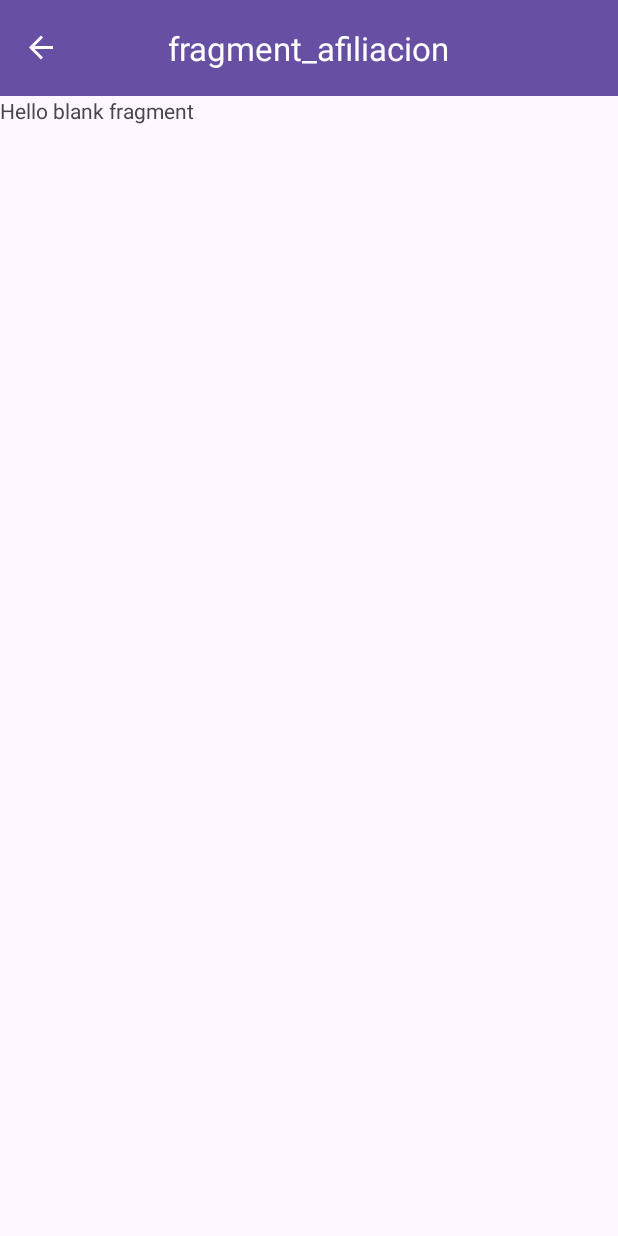
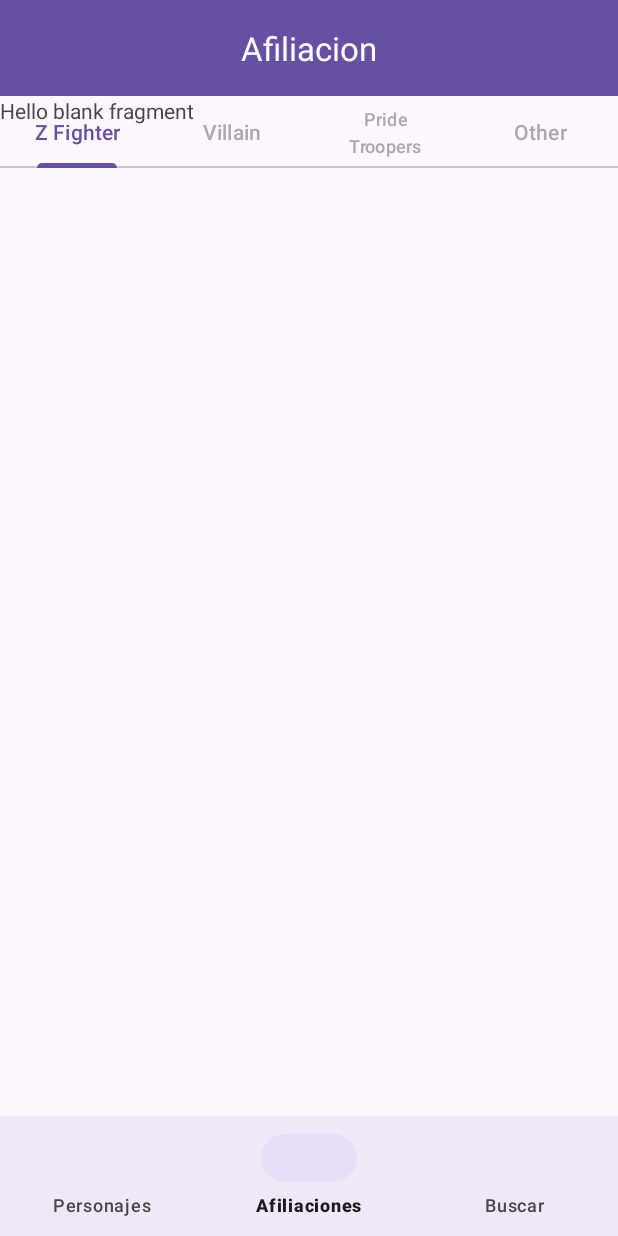
Before and after one commit to sinerosin/DBWiki, an Android app: the AfiliacionFragment screen opened through its navigation route, on a phone screen of 412 x 824 dp. Run offline under Robolectric (Android 15) with nearby library versions, the phone set to English and light mode, and no system bars; our stand-ins replace navigation-ui.

```diff
--- a/app/src/main/java/com/example/dbwiki/AfiliacionFragment.java
+++ b/app/src/main/java/com/example/dbwiki/AfiliacionFragment.java
@@ -2,63 +2,78 @@ package com.example.dbwiki;
 
 import android.os.Bundle;
 
+import androidx.annotation.NonNull;
+import androidx.annotation.Nullable;
 import androidx.fragment.app.Fragment;
+import androidx.viewpager2.adapter.FragmentStateAdapter;
 
 import android.view.LayoutInflater;
 import android.view.View;
 import android.view.ViewGroup;
 
-/**
- * A simple {@link Fragment} subclass.
- * Use the {@link AfiliacionFragment#newInstance} factory method to
- * create an instance of this fragment.
- */
+import com.example.dbwiki.databinding.FragmentAfiliacionBinding;
+import com.google.android.material.tabs.TabLayoutMediator;
+
+
 public class AfiliacionFragment extends Fragment {
 
-    // TODO: Rename parameter arguments, choose names that match
-    // the fragment initialization parameters, e.g. ARG_ITEM_NUMBER
-    private static final String ARG_PARAM1 = "param1";
-    private static final String ARG_PARAM2 = "param2";
-
-    // TODO: Rename and change types of parameters
-    private String mParam1;
-    private String mParam2;
-
-    public AfiliacionFragment() {
-        // Required empty public constructor
-    }
-
-    /**
-     * Use this factory method to create a new instance of
-     * this fragment using the provided parameters.
-     *
-     * @param param1 Parameter 1.
-     * @param param2 Parameter 2.
-     * @return A new instance of fragment AfiliacionFragment.
-     */
-    // TODO: Rename and change types and number of parameters
-    public static AfiliacionFragment newInstance(String param1, String param2) {
-        AfiliacionFragment fragment = new AfiliacionFragment();
-        Bundle args = new Bundle();
-        args.putString(ARG_PARAM1, param1);
-        args.putString(ARG_PARAM2, param2);
-        fragment.setArguments(args);
-        return fragment;
-    }
-
-    @Override
-    public void onCreate(Bundle savedInstanceState) {
-        super.onCreate(savedInstanceState);
-        if (getArguments() != null) {
-            mParam1 = getArguments().getString(ARG_PARAM1);
-            mParam2 = getArguments().getString(ARG_PARAM2);
-        }
-    }
+  private FragmentAfiliacionBinding binding;
 
     @Override
     public View onCreateView(LayoutInflater inflater, ViewGroup container,
                              Bundle savedInstanceState) {
-        // Inflate the layout for this fragment
-        return inflater.inflate(R.layout.fragment_afiliacion, container, false);
+        binding = FragmentAfiliacionBinding.inflate(inflater, container, false);
+        return binding.getRoot();
+    }
+    @Override
+    public void onViewCreated(@NonNull View view, @Nullable Bundle savedInstanceState) {
+        super.onViewCreated(view, savedInstanceState);
+
+        // 1️⃣ Configuramos el adaptador que define qué fragment se muestra en cada pestaña
+        establecerAdaptadorViewPager();
+
+        // 2️⃣ Vinculamos el TabLayout con el ViewPager2 para sincronizar ambos componentes
+        vincularTabLayoutConViewPager();
+    }
+    private void establecerAdaptadorViewPager() {
+        binding.viewPager.setAdapter(new FragmentStateAdapter(this) {
+            @NonNull
+            @Override
+            public Fragment createFragment(int position) {
+                // Devuelve el fragment correspondiente a cada pestaña
+                switch (position) {
+                    default:
+                    case 0: return new ZfighterFragment();
+                    case 1: return new VillainFragment();
+                    case 2: return new TroopersFragment();
+                    case 3: return new OtherFragment();
+                }
+            }
+
+            @Override
+            public int getItemCount() {
+                // Número total de pestañas
+                return 4;
+            }
+        });
+    }
+    private void vincularTabLayoutConViewPager() {
+        new TabLayoutMediator(binding.tabLayout, binding.viewPager,
+                (tab, position) -> {
+                    switch (position) {
+                        case 0:
+                            tab.setText("Z Fighter");
+                            break;
+                        case 1:
+                            tab.setText("Villain");
+                            break;
+                        case 2:
+                            tab.setText("Pride Troopers");
+                            break;
+                        case 3:
+                            tab.setText("Other");
+                            break;
+                    }
+                }).attach();
     }
 }
--- a/app/src/main/java/com/example/dbwiki/CharactersFragment.java
+++ b/app/src/main/java/com/example/dbwiki/CharactersFragment.java
@@ -9,50 +9,6 @@ import android.view.LayoutInflater;
 import android.view.View;
 import android.view.ViewGroup;
 
-/**
- * A simple {@link Fragment} subclass.
- * Use the {@link CharactersFragment#newInstance} factory method to
- * create an instance of this fragment.
- */
 public class CharactersFragment extends Fragment {
-    private static final String ARG_AFFILIATION = "affiliation";
-    private RecyclerView recyclerView;
-    private CharacterAdapter adapter;
-    public static CharactersFragment newInstance(String affiliation) {
-        CharactersFragment fragment = new CharactersFragment();
-        Bundle args = new Bundle();
-        args.putString(ARG_AFFILIATION, affiliation);
-        fragment.setArguments(args);
-        return fragment;
-    }
 
-    @Override
-    public View onCreateView(LayoutInflater inflater, ViewGroup container,
-                             Bundle savedInstanceState) {
-        return inflater.inflate(R.layout.fragment_characters, container, false);
-    }
-    @Override
-    public void onViewCreated(@NonNull View view, @Nullable Bundle savedInstanceState) {
-        super.onViewCreated(view, savedInstanceState);
-
-        recyclerView = view.findViewById(R.id.recyclerView);
-        recyclerView.setLayoutManager(new GridLayoutManager(getContext(), 2));
-        recyclerView.setHasFixedSize(true);
-
-        String affiliation = getArguments() != null ? getArguments().getString(ARG_AFFILIATION) : "Z Fighter";
-
-        CharactersViewModel viewModel = new ViewModelProvider(requireActivity()).get(CharactersViewModel.class);
-
-        viewModel.getGroupedCharacters().observe(getViewLifecycleOwner(), map -> {
-            List<Character> list = map.get(affiliation);
-            if (list != null && !list.isEmpty()) {
-                if (adapter == null) {
-                    adapter = new CharacterAdapter(list);
-                    recyclerView.setAdapter(adapter);
-                } else {
-                    adapter.updateData(list);
-                }
-            }
-        });
-    }
 }
--- a/app/src/main/java/com/example/dbwiki/MainActivity.java
+++ b/app/src/main/java/com/example/dbwiki/MainActivity.java
@@ -31,9 +31,15 @@ public class MainActivity extends AppCompatActivity {
 
         // 3. Configuramos la AppBar para que el título y el botón de navegación
         // se actualicen automáticamente al navegar entre fragments
-        appBarConfiguration = new AppBarConfiguration.Builder(navController.getGraph()).build();
+        appBarConfiguration = new AppBarConfiguration.Builder(
+                R.id.charactersFragment,
+                R.id.afiliacionFragment,
+                R.id.searchFragment
+        ).build();
+
         NavigationUI.setupActionBarWithNavController(this, navController, appBarConfiguration);
 
+        NavigationUI.setupWithNavController(binding.bottomNavigationView, navController);
     }
     @Override
     public boolean onSupportNavigateUp() {
--- /dev/null
+++ b/app/src/main/java/com/example/dbwiki/VewModel/CharacterViewModel.java
@@ -0,0 +1,4 @@
+package com.example.dbwiki.VewModel;
+
+public class CharacterViewModel {
+}
--- /dev/null
+++ b/app/src/main/java/com/example/dbwiki/ZfighterFragment.java
@@ -0,0 +1,64 @@
+package com.example.dbwiki;
+
+import android.os.Bundle;
+
+import androidx.fragment.app.Fragment;
+
+import android.view.LayoutInflater;
+import android.view.View;
+import android.view.ViewGroup;
+
+/**
+ * A simple {@link Fragment} subclass.
+ * Use the {@link ZfighterFragment#newInstance} factory method to
+ * create an instance of this fragment.
+ */
+public class ZfighterFragment extends Fragment {
+
+    // TODO: Rename parameter arguments, choose names that match
+    // the fragment initialization parameters, e.g. ARG_ITEM_NUMBER
+    private static final String ARG_PARAM1 = "param1";
+    private static final String ARG_PARAM2 = "param2";
+
+    // TODO: Rename and change types of parameters
+    private String mParam1;
+    private String mParam2;
+
+    public ZfighterFragment() {
+        // Required empty public constructor
+    }
+
+    /**
+     * Use this factory method to create a new instance of
+     * this fragment using the provided parameters.
+     *
+     * @param param1 Parameter 1.
+     * @param param2 Parameter 2.
+     * @return A new instance of fragment ZfighterFragment.
+     */
+    // TODO: Rename and change types and number of parameters
+    public static ZfighterFragment newInstance(String param1, String param2) {
+        ZfighterFragment fragment = new ZfighterFragment();
+        Bundle args = new Bundle();
+        args.putString(ARG_PARAM1, param1);
+        args.putString(ARG_PARAM2, param2);
+        fragment.setArguments(args);
+        return fragment;
+    }
+
+    @Override
+    public void onCreate(Bundle savedInstanceState) {
+        super.onCreate(savedInstanceState);
+        if (getArguments() != null) {
+            mParam1 = getArguments().getString(ARG_PARAM1);
+            mParam2 = getArguments().getString(ARG_PARAM2);
+        }
+    }
+
+    @Override
+    public View onCreateView(LayoutInflater inflater, ViewGroup container,
+                             Bundle savedInstanceState) {
+        // Inflate the layout for this fragment
+        return inflater.inflate(R.layout.fragment_zfighter, container, false);
+    }
+}
--- /dev/null
+++ b/app/src/main/java/com/example/dbwiki/adapter/Adapter.java
@@ -0,0 +1,4 @@
+package com.example.dbwiki.adapter;
+
+public class Adapter {
+}
--- /dev/null
+++ b/app/src/main/java/com/example/dbwiki/model/Character.java
@@ -0,0 +1,4 @@
+package com.example.dbwiki.model;
+
+public class Character {
+}
--- /dev/null
+++ b/app/src/main/java/com/example/dbwiki/repository/CharacterRepository.java
@@ -0,0 +1,4 @@
+package com.example.dbwiki.repository;
+
+public class CharacterRepository {
+}
--- a/app/src/main/res/layout/activity_main.xml
+++ b/app/src/main/res/layout/activity_main.xml
@@ -29,4 +29,11 @@
         app:defaultNavHost="true"
         app:navGraph="@navigation/nav_graph" />
 
+    <com.google.android.material.bottomnavigation.BottomNavigationView
+        android:id="@+id/bottomNavigationView"
+        android:layout_width="match_parent"
+        android:layout_height="wrap_content"
+        android:layout_gravity="bottom"
+        app:menu="@menu/menu_bottom"
+        android:background="?android:attr/windowBackground" />
 </androidx.coordinatorlayout.widget.CoordinatorLayout>
--- a/app/src/main/res/layout/fragment_afiliacion.xml
+++ b/app/src/main/res/layout/fragment_afiliacion.xml
@@ -3,12 +3,21 @@
     xmlns:tools="http://schemas.android.com/tools"
     android:layout_width="match_parent"
     android:layout_height="match_parent"
+    xmlns:app="http://schemas.android.com/apk/res-auto"
     tools:context=".AfiliacionFragment">
 
-    <!-- TODO: Update blank fragment layout -->
-    <TextView
+    <com.google.android.material.tabs.TabLayout
+        android:id="@+id/tabLayout"
         android:layout_width="match_parent"
-        android:layout_height="match_parent"
-        android:text="@string/hello_blank_fragment" />
+        android:layout_height="wrap_content"
+        app:tabIndicatorColor="?attr/colorPrimary"
+        app:tabTextColor="@android:color/darker_gray"
+        app:tabSelectedTextColor="?attr/colorPrimary"
+        app:tabMode="fixed"/>
+
+    <androidx.viewpager2.widget.ViewPager2
+        android:id="@+id/viewPager"
+        android:layout_width="match_parent"
+        android:layout_height="match_parent"/>
 
 </FrameLayout>
--- /dev/null
+++ b/app/src/main/res/layout/fragment_zfighter.xml
@@ -0,0 +1,14 @@
+<?xml version="1.0" encoding="utf-8"?>
+<FrameLayout xmlns:android="http://schemas.android.com/apk/res/android"
+    xmlns:tools="http://schemas.android.com/tools"
+    android:layout_width="match_parent"
+    android:layout_height="match_parent"
+    tools:context=".ZfighterFragment">
+
+    <!-- TODO: Update blank fragment layout -->
+    <TextView
+        android:layout_width="match_parent"
+        android:layout_height="match_parent"
+        android:text="@string/hello_blank_fragment" />
+
+</FrameLayout>
--- /dev/null
+++ b/app/src/main/res/menu/menu_bottom.xml
@@ -0,0 +1,17 @@
+<?xml version="1.0" encoding="utf-8"?>
+<menu xmlns:android="http://schemas.android.com/apk/res/android">
+    <item
+        android:id="@+id/charactersFragment"
+
+        android:title="Personajes" />
+
+    <item
+        android:id="@+id/afiliacionFragment"
+
+        android:title="Afiliaciones" />
+
+    <item
+        android:id="@+id/searchFragment"
+
+        android:title="Buscar" />
+</menu>
--- a/app/src/main/res/navigation/nav_graph.xml
+++ b/app/src/main/res/navigation/nav_graph.xml
@@ -8,21 +8,21 @@
     <fragment
         android:id="@+id/charactersFragment"
         android:name="com.example.dbwiki.CharactersFragment"
-        android:label="fragment_characters"
+        android:label="Personajes"
         tools:layout="@layout/fragment_characters" />
     <fragment
         android:id="@+id/afiliacionFragment"
         android:name="com.example.dbwiki.AfiliacionFragment"
-        android:label="fragment_afiliacion"
+        android:label="Afiliacion"
         tools:layout="@layout/fragment_afiliacion" />
     <fragment
         android:id="@+id/searchFragment"
         android:name="com.example.dbwiki.SearchFragment"
-        android:label="fragment_search"
+        android:label="Buscar"
         tools:layout="@layout/fragment_search" />
     <fragment
         android:id="@+id/detailFragment"
         android:name="com.example.dbwiki.DetailFragment"
-        android:label="fragment_detail"
+        android:label="Detalle"
         tools:layout="@layout/fragment_detail" />
 </navigation>
```
Also changed, not shown: app/src/main/java/com/example/dbwiki/AffiliationPagerAdapter.java (deleted, +0 -31 lines), app/src/main/java/com/example/dbwiki/OtherFragment.java (added, +64 -0 lines), app/src/main/java/com/example/dbwiki/TroopersFragment.java (added, +64 -0 lines), app/src/main/java/com/example/dbwiki/VillainFragment.java (added, +64 -0 lines), app/src/main/res/layout/fragment_other.xml (added, +14 -0 lines), app/src/main/res/layout/fragment_troopers.xml (added, +14 -0 lines), app/src/main/res/layout/fragment_villain.xml (added, +14 -0 lines).
